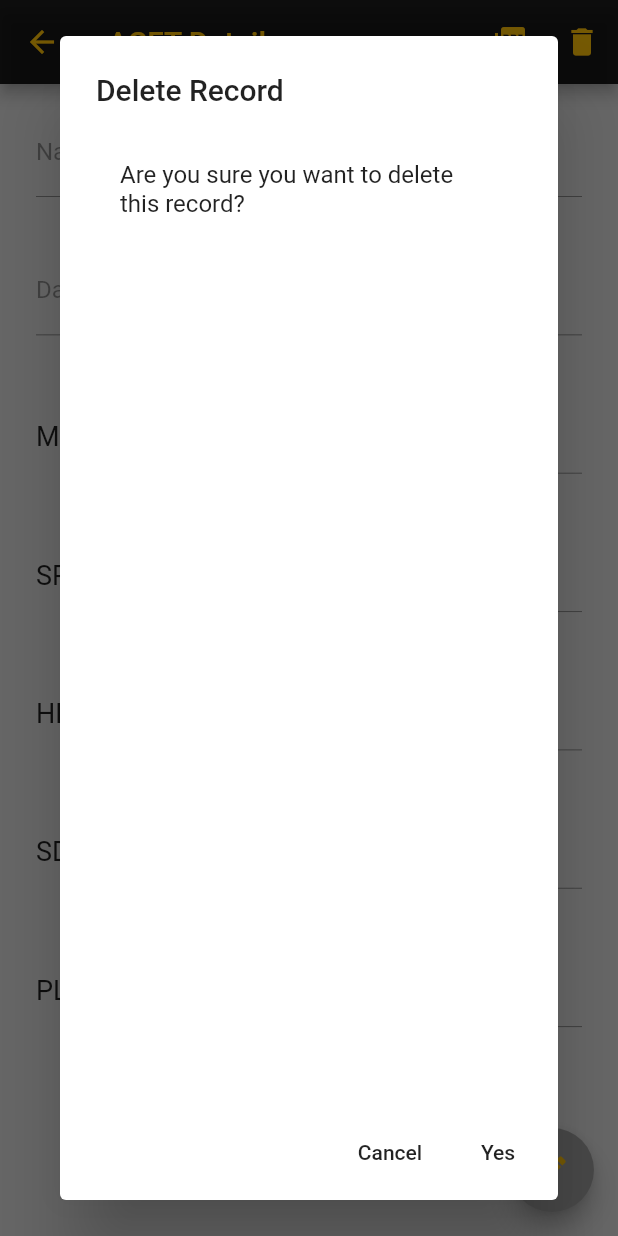
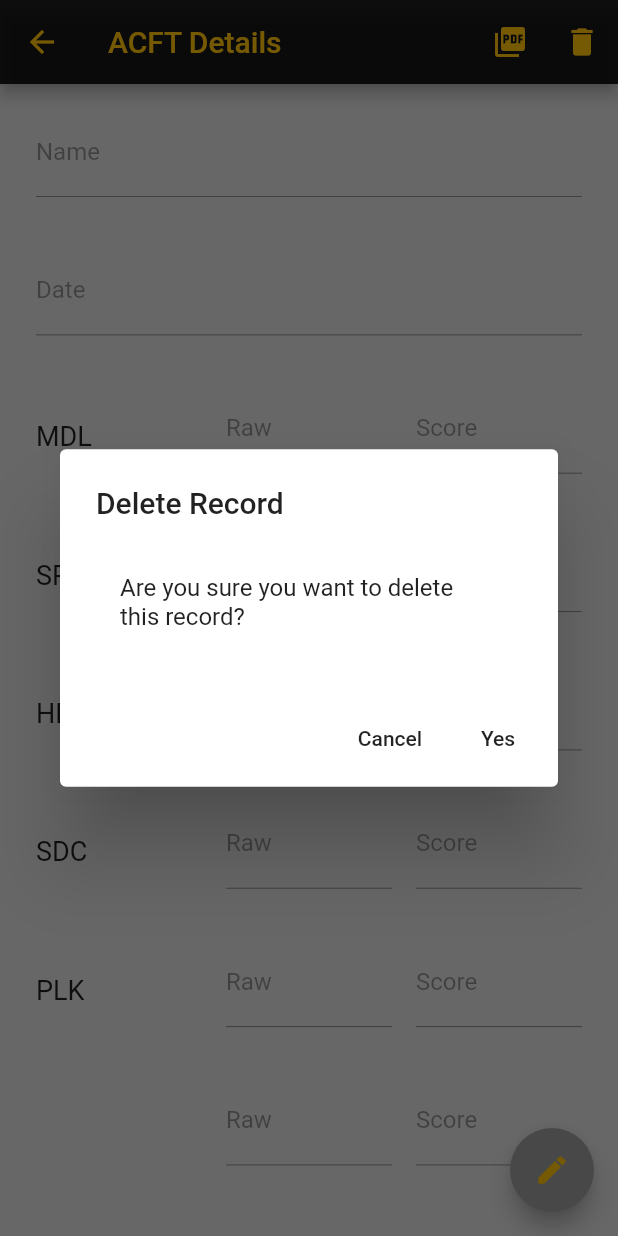
Before and after one commit to nonComBen/army_fitness_calculator, a Flutter app: the AcftDetailsPage screen opened directly with empty values, after a tap on the "delete" icon, on a phone screen of 412 x 824 dp. Run offline on Flutter 3.47's test engine with Material 2 defaults, Android fonts, the phone set to English and light mode, and no system bars; our stand-ins replace charts_flutter, cloud_functions, firebase_analytics, firebase_core, flutter_riverpod, google_mobile_ads and 5 more; missing offline and left inert: launch_review, syncfusion_flutter_pdf; accounts and stored records are empty.

```diff
--- a/lib/main.dart
+++ b/lib/main.dart
@@ -5,6 +5,7 @@ import 'package:acft_calculator/widgets/main_drawer.dart';
 import 'package:firebase_core/firebase_core.dart';
 import 'package:flutter/cupertino.dart';
 import 'package:flutter/material.dart';
+import 'package:flutter/services.dart';
 import 'package:flutter_riverpod/flutter_riverpod.dart';
 import 'package:google_mobile_ads/google_mobile_ads.dart';
 import 'package:permission_handler/permission_handler.dart';
@@ -24,6 +25,7 @@ void main() async {
   WidgetsFlutterBinding.ensureInitialized();
   await Firebase.initializeApp();
   final sharedPreferences = await SharedPreferences.getInstance();
+  SystemChrome.setEnabledSystemUIMode(SystemUiMode.immersiveSticky);
   runApp(
     ProviderScope(overrides: [
       // override the previous value with the new object
@@ -109,7 +111,7 @@ class MyAppState extends State<MyApp> {
     if (available) {
       final Stream purchaseUpdates = InAppPurchase.instance.purchaseStream;
       _streamSubscription = purchaseUpdates.listen((purchases) async {
-        // premium = await listenToPurchaseUpdated(purchases);
+        premium = await listenToPurchaseUpdated(purchases);
         setState(() {});
       });
       await InAppPurchase.instance.restorePurchases();
--- a/lib/methods/delete_record.dart
+++ b/lib/methods/delete_record.dart
@@ -8,13 +8,9 @@ class DeleteRecord {
     final title = const Text('Delete Record');
     final content = Container(
       padding: EdgeInsets.all(8.0),
-      child: Column(
-        children: [
-          Padding(
-            padding: const EdgeInsets.all(8.0),
-            child: Text('Are you sure you want to delete this record?'),
-          ),
-        ],
+      child: Padding(
+        padding: const EdgeInsets.all(8.0),
+        child: Text('Are you sure you want to delete this record?'),
       ),
     );
     if (Platform.isIOS) {
```
Also changed, not shown: lib/savedPages/ppwDetailsPage.dart (+14 -22 lines), lib/savedPages/savedAcftsPage.dart (+11 -10 lines), lib/sqlite/dbHelper.dart (+18 -18 lines).
